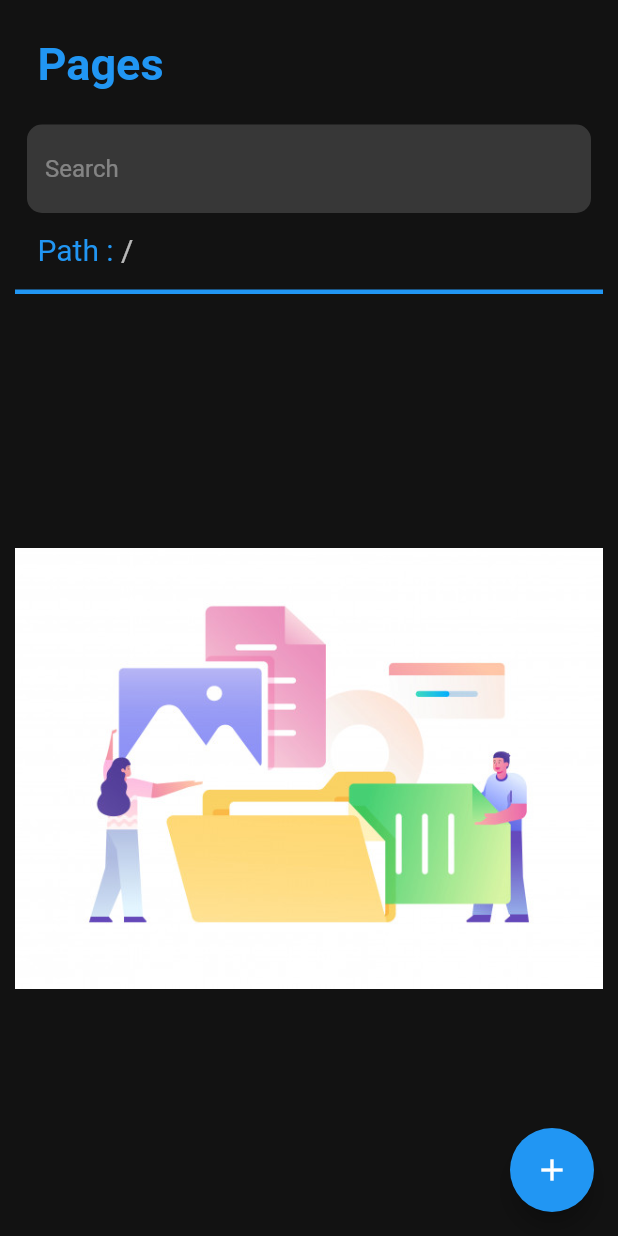
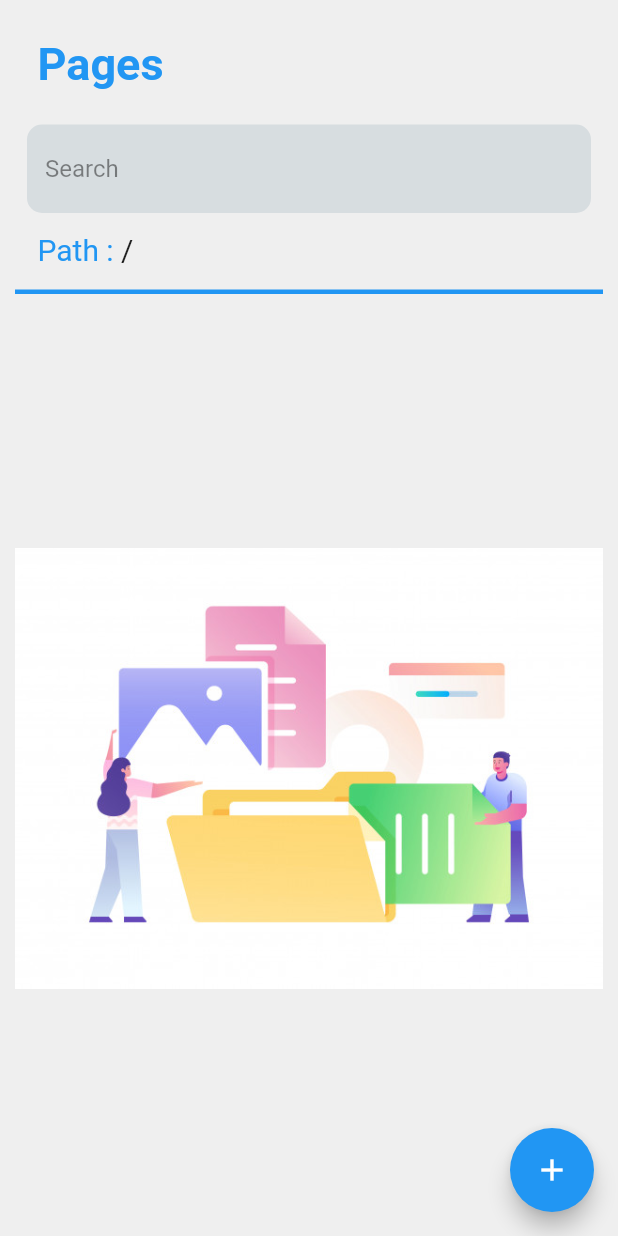
Before and after one commit to RaviMauryaHootowl/Project-Pages, a Flutter app: the screen it shows after launch, on a phone screen of 412 x 824 dp. Run offline on Flutter 3.47's test engine with Material 2 defaults, Android fonts, the light colour scheme and no system bars; drawn by our look-alikes of flutter_speed_dial; our stand-ins replace file_picker, hive, hive_flutter, open_file; accounts and stored records are empty; generated files the repository leaves out were written again.

Commit message:
code cleaning

```diff
--- /dev/null
+++ b/lib/common/hex_color.dart
@@ -0,0 +1,12 @@
+import 'package:flutter/material.dart';
+
+class HexColor extends Color {
+  static int _getColorFromHex(String hexColor) {
+    hexColor = hexColor.toUpperCase().replaceAll("#", "");
+    if (hexColor.length == 6) {
+      hexColor = "FF" + hexColor;
+    }
+    return int.parse(hexColor, radix: 16);
+  }
+  HexColor(final String hexColor) : super(_getColorFromHex(hexColor));
+}
--- a/lib/main.dart
+++ b/lib/main.dart
@@ -1,5 +1,4 @@
 import 'dart:async';
-import 'dart:io';
 import 'package:file_picker/file_picker.dart';
 import 'package:flutter/material.dart';
 import 'package:flutter/rendering.dart';
@@ -8,22 +7,11 @@ import 'package:flutter_speed_dial/flutter_speed_dial.dart';
 import 'package:hive/hive.dart';
 import 'package:open_file/open_file.dart';
 import 'package:path_provider/path_provider.dart';
+import 'package:project_pages/common/hex_color.dart';
 import 'file_model.dart';
 import 'package:hive_flutter/hive_flutter.dart';
 
 const String boxName = 'fileBox';
-
-class HexColor extends Color {
-  static int _getColorFromHex(String hexColor) {
-    hexColor = hexColor.toUpperCase().replaceAll("#", "");
-    if (hexColor.length == 6) {
-      hexColor = "FF" + hexColor;
-    }
-    return int.parse(hexColor, radix: 16);
-  }
-
-  HexColor(final String hexColor) : super(_getColorFromHex(hexColor));
-}
 
 void main() async{
   WidgetsFlutterBinding.ensureInitialized();
@@ -43,7 +31,7 @@ class Home extends StatefulWidget {
 }
 
 class _HomeState extends State<Home> {
-  int themeMode = 1;
+  int themeMode = 0;
   Box<FileModel> fileBox;
   final TextEditingController nameController = TextEditingController();
   TextEditingController _renameController = TextEditingController();
@@ -54,6 +42,12 @@ class _HomeState extends State<Home> {
   bool dialVisible = true;
   int countItems = -1;
   Icon dialIcon = Icon(Icons.add);
+
+
+  Color basicTextColor(){
+    return (themeMode == 0) ? Colors.black87 : Colors.white70;
+  }
+
 
   void setDialVisible(bool value) {
     setState(() {
@@ -452,6 +446,42 @@ class _HomeState extends State<Home> {
     return Future.value(false);
   }
 
+  Widget listElements(List<int> keys, Box<FileModel> files, int index){
+    final FileModel file = files.get(keys[index]);
+    return GestureDetector(
+      onLongPress: (){
+        _onLongPressedMenu(keys[index]);
+      },
+      child: ListTile(
+        title: Text(
+          file.fileName,
+          style: TextStyle(
+            fontSize: 18.0,
+            color: basicTextColor(),
+          ),
+        ),
+        leading: (file.type == 0) ? Image.asset('assets/pdficon.png', width: 24,) : Icon(Icons.folder, color: Colors.blue,),
+        onTap: (){
+          if(querySearch != ''){
+            _searchController.clear();
+            FocusScope.of(context).requestFocus(new FocusNode());
+            setState(() {
+              querySearch = '';
+            });
+          }
+          if(file.type == 0){
+            openFile(file.filePath);
+          }else{
+            //open this folder
+            setState(() {
+              curPlace = file.place + file.fileName + '/';
+            });
+          }
+        },
+      ),
+    );
+  }
+
   void filterList(String query){
     setState(() {
       querySearch = query;
@@ -468,16 +498,8 @@ class _HomeState extends State<Home> {
 
   @override
   void initState() {
-    // TODO: implement initState
     super.initState();
     fileBox = Hive.box<FileModel>(boxName);
-
-  }
-
-  @override
-  void dispose() {
-    // TODO: implement dispose
-    super.dispose();
   }
 
   @override
@@ -536,7 +558,7 @@ class _HomeState extends State<Home> {
                         filterList(text);
                       },
                       style: TextStyle(
-                        color: (themeMode == 0)? Colors.black45 : Colors.white70,
+                        color: basicTextColor(),
                       ),
                       cursorColor: Colors.black45,
                       decoration: InputDecoration(
@@ -573,7 +595,7 @@ class _HomeState extends State<Home> {
                             (querySearch == '') ? curPlace : '--',
                             style: TextStyle(
                               fontSize: 20.0,
-                              color: (themeMode == 0)? Colors.black45 : Colors.white70
+                              color: basicTextColor(),
                             ),
                           ),
                         ),
@@ -611,39 +633,7 @@ class _HomeState extends State<Home> {
                         print(keys);
                         return (keys.isNotEmpty) ? ListView.separated(
                           itemBuilder: (_, index){
-                            final FileModel file = files.get(keys[index]);
-                            return GestureDetector(
-                              onLongPress: (){
-                                _onLongPressedMenu(keys[index]);
-                              },
-                              child: ListTile(
-                                title: Text(
-                                  file.fileName,
-                                  style: TextStyle(
-                                    fontSize: 18.0,
-                                    color: (themeMode == 0) ? Colors.black87 : Colors.white70
-                                  ),
-                                ),
-                                leading: (file.type == 0) ? Image.asset('assets/pdficon.png', width: 24,) : Icon(Icons.folder, color: Colors.blue,),
-                                onTap: (){
-                                  if(querySearch != ''){
-                                    _searchController.clear();
-                                    FocusScope.of(context).requestFocus(new FocusNode());
-                                    setState(() {
-                                      querySearch = '';
-                                    });
-                                  }
-                                  if(file.type == 0){
-                                    openFile(file.filePath);
-                                  }else{
-                                    //open this folder
-                                    setState(() {
-                                      curPlace = file.place + file.fileName + '/';
-                                    });
-                                  }
-                                },
-                              ),
-                            );
+                            return listElements(keys, files, index);
                           },
                           separatorBuilder: (_, index) => Divider(),
                           itemCount: keys.length,
@@ -652,32 +642,6 @@ class _HomeState extends State<Home> {
                       },
                     ),
                   ),
-
-                  //-------------- Delete Button --------------
-                  // Row(
-                  //   children: <Widget>[
-                  //     Padding(
-                  //       padding: const EdgeInsets.fromLTRB(0, 0, 0, 8),
-                  //       child: RawMaterialButton(
-                  //         onPressed: () {
-                  //           fileBox.clear();
-                  //           setState(() {
-                  //             curPlace = '/';
-                  //           });
-                  //         },
-                  //         elevation: 2.0,
-                  //         fillColor: Colors.red,
-                  //         child: Icon(
-                  //           Icons.delete,
-                  //           color: Colors.white,
-                  //           size: 25.0,
-                  //         ),
-                  //         padding: EdgeInsets.all(15.0),
-                  //         shape: CircleBorder(),
-                  //       ),
-                  //     ),
-                  //   ],
-                  // ),
                 ],
               ),
             ),
```
